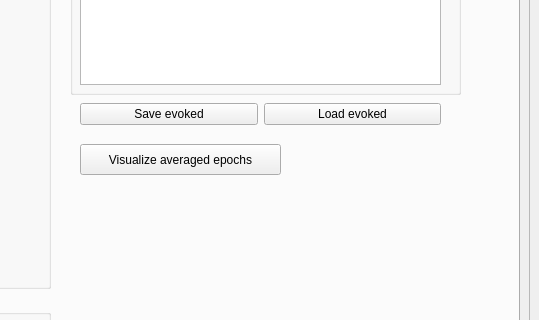
First picture: the form in meggie/ui/qt4Designer_ui_files/mainWindow.ui, repository cibr-jyu/meggie, before the edit; both pictures show x 431 to 970 and y 179 to 499 of the 970 by 829 pixel window.
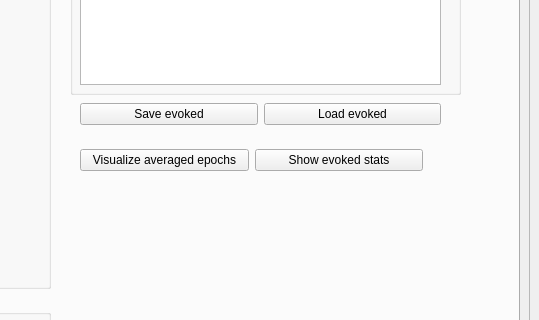
Second picture: the form after the edit. The open tabs and pages were chosen to show the change.

Commit message: Added evokedStatsDialog to Meggie's Average tab. The dialog is a work-in-progress and the layout and naming of Ui elements haven't really been planned. Also the button opening the dialog is probable named poorly and placed wrong.

What changed in the file:
```diff
--- a/meggie/ui/qt4Designer_ui_files/mainWindow.ui
+++ b/meggie/ui/qt4Designer_ui_files/mainWindow.ui
@@ -1883,19 +1883,6 @@
                </property>
               </widget>
              </widget>
-             <widget class="QPushButton" name="pushButtonVisualizeAveragedEpochs">
-              <property name="geometry">
-               <rect>
-                <x>490</x>
-                <y>230</y>
-                <width>201</width>
-                <height>31</height>
-               </rect>
-              </property>
-              <property name="text">
-               <string>Visualize averaged epochs</string>
-              </property>
-             </widget>
              <widget class="QWidget" name="horizontalLayoutWidget">
               <property name="geometry">
                <rect>
@@ -1922,6 +1909,32 @@
                </item>
               </layout>
              </widget>
+             <widget class="QWidget" name="">
+              <property name="geometry">
+               <rect>
+                <x>490</x>
+                <y>230</y>
+                <width>343</width>
+                <height>33</height>
+               </rect>
+              </property>
+              <layout class="QHBoxLayout" name="horizontalLayout_10">
+               <item>
+                <widget class="QPushButton" name="pushButtonVisualizeAveragedEpochs">
+                 <property name="text">
+                  <string>Visualize averaged epochs</string>
+                 </property>
+                </widget>
+               </item>
+               <item>
+                <widget class="QPushButton" name="pushButtonOpenEvokedStatsDialog">
+                 <property name="text">
+                  <string>Show evoked stats</string>
+                 </property>
+                </widget>
+               </item>
+              </layout>
+             </widget>
             </widget>
             <widget class="QWidget" name="tabTFR">
              <attribute name="title">
```
Left out of the diff: 2 changed lines with no effect on the pictures. The commit also changes 5 other files.
